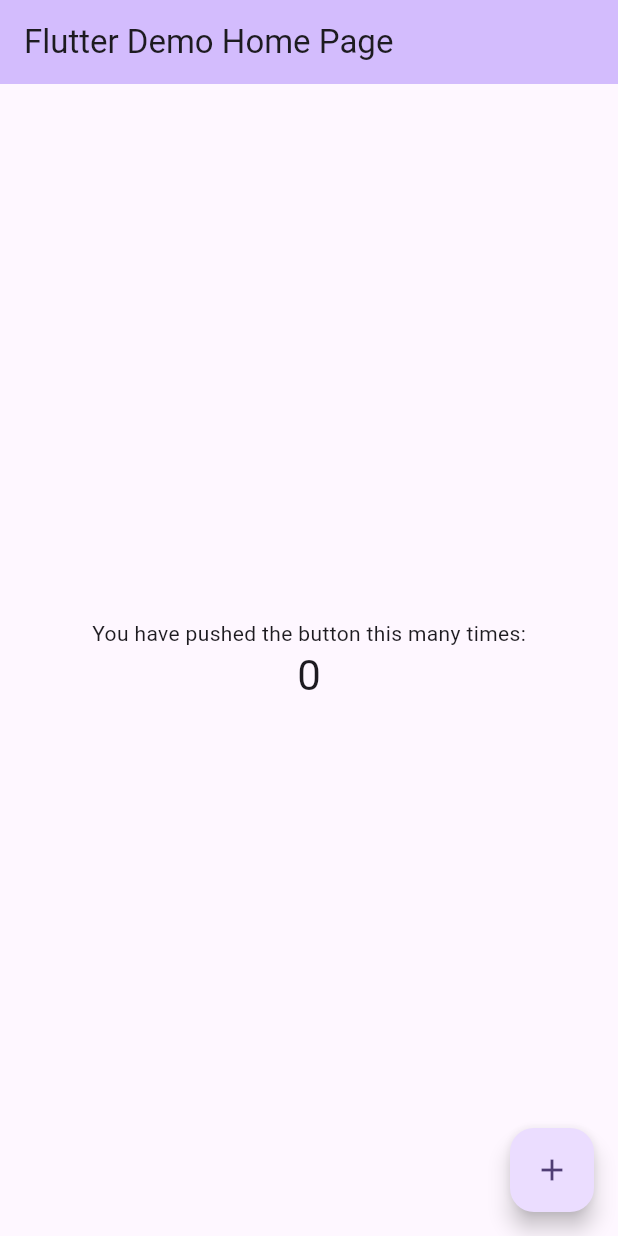
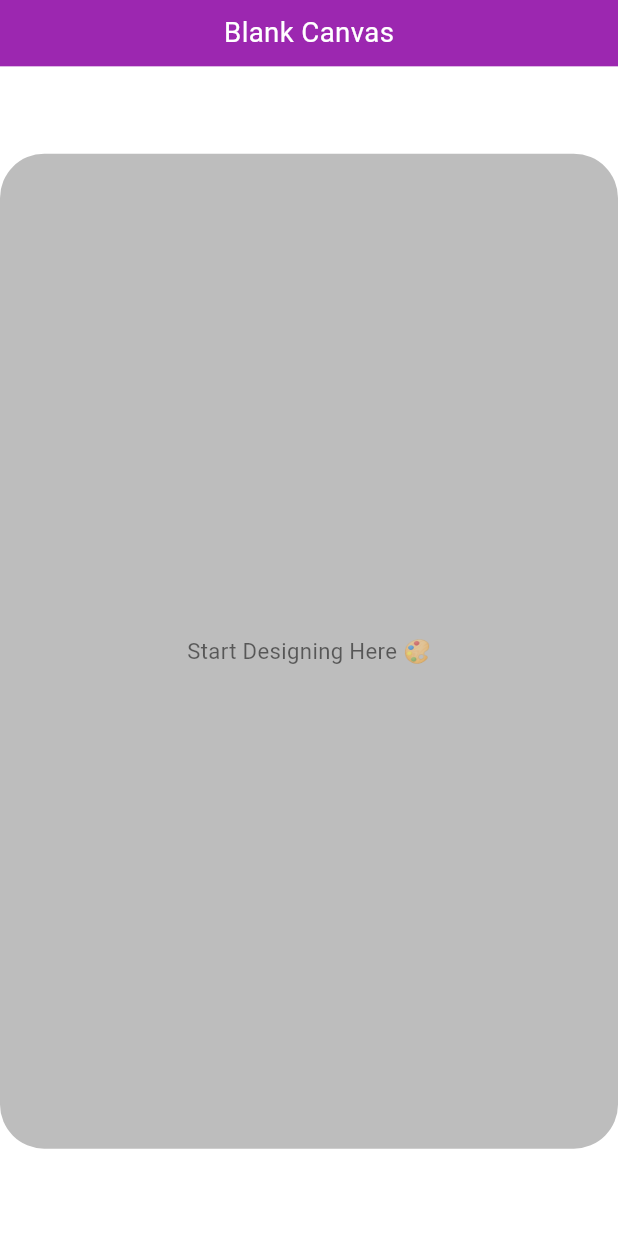
Before and after one commit to nirmaanacodeworks/nirmaana_flutter, a Flutter app: the screen it shows after launch, on a phone screen of 412 x 824 dp. Run offline on Flutter 3.47's test engine with Material 3 defaults, Android fonts, the phone set to English and light mode, and no system bars.

Commit message:
Added new files

```diff
--- /dev/null
+++ b/lib/components/blank_screen.dart
@@ -0,0 +1,59 @@
+import 'package:flutter/material.dart';
+import '../utils/responsive.dart';
+
+/// A blank responsive canvas screen.
+///
+/// - Works as a starting point to design anything.
+/// - Automatically scales with any screen size using diagonal scaling.
+/// - You can pass a [color] to change the canvas background.
+class BlankScreen extends StatelessWidget {
+  final Color color;
+
+  const BlankScreen({
+    super.key,
+    this.color = Colors.white, // default canvas color
+  });
+
+  @override
+  Widget build(BuildContext context) {
+    // Initialize Responsive utility (diagonal-based)
+    Responsive.init(context);
+
+    return Scaffold(
+      backgroundColor: color,
+      appBar: PreferredSize(
+        preferredSize: Size.fromHeight(Responsive.height(48)),
+        child: Container(
+          color: Colors.purple,
+          alignment: Alignment.center,
+          child: Text(
+            "Blank Canvas",
+            style: TextStyle(
+              fontSize: Responsive.safeFontSize(20),
+              color: Colors.white,
+            ),
+          ),
+        ),
+      ),
+
+      body: Center(
+        child: Container(
+          width: Responsive.width(480),
+          height: Responsive.height(720),
+          decoration: BoxDecoration(
+            color: Colors.grey.shade400,
+            borderRadius: BorderRadius.circular(Responsive.radius(32)),
+          ),
+          alignment: Alignment.center,
+          child: Text(
+            "Start Designing Here 🎨",
+            style: TextStyle(
+              fontSize: Responsive.safeFontSize(16),
+              color: Colors.black54,
+            ),
+          ),
+        ),
+      ),
+    );
+  }
+}
--- a/lib/main.dart
+++ b/lib/main.dart
@@ -1,122 +1,22 @@
 import 'package:flutter/material.dart';
+import '../screens/test_screen.dart';
 
 void main() {
   runApp(const MyApp());
 }
 
+/// Root widget of the app.
+/// Starts with [TestScreen] to demo responsive.dart features.
 class MyApp extends StatelessWidget {
   const MyApp({super.key});
 
-  // This widget is the root of your application.
   @override
   Widget build(BuildContext context) {
     return MaterialApp(
-      title: 'Flutter Demo',
-      theme: ThemeData(
-        // This is the theme of your application.
-        //
-        // TRY THIS: Try running your application with "flutter run". You'll see
-        // the application has a purple toolbar. Then, without quitting the app,
-        // try changing the seedColor in the colorScheme below to Colors.green
-        // and then invoke "hot reload" (save your changes or press the "hot
-        // reload" button in a Flutter-supported IDE, or press "r" if you used
-        // the command line to start the app).
-        //
-        // Notice that the counter didn't reset back to zero; the application
-        // state is not lost during the reload. To reset the state, use hot
-        // restart instead.
-        //
-        // This works for code too, not just values: Most code changes can be
-        // tested with just a hot reload.
-        colorScheme: ColorScheme.fromSeed(seedColor: Colors.deepPurple),
-      ),
-      home: const MyHomePage(title: 'Flutter Demo Home Page'),
+      title: 'Responsive Demo',
+      debugShowCheckedModeBanner: false,
+      theme: ThemeData(primarySwatch: Colors.blue),
+      home: const TestScreen(),
     );
   }
 }
-
-class MyHomePage extends StatefulWidget {
-  const MyHomePage({super.key, required this.title});
-
-  // This widget is the home page of your application. It is stateful, meaning
-  // that it has a State object (defined below) that contains fields that affect
-  // how it looks.
-
-  // This class is the configuration for the state. It holds the values (in this
-  // case the title) provided by the parent (in this case the App widget) and
-  // used by the build method of the State. Fields in a Widget subclass are
-  // always marked "final".
-
-  final String title;
-
-  @override
-  State<MyHomePage> createState() => _MyHomePageState();
-}
-
-class _MyHomePageState extends State<MyHomePage> {
-  int _counter = 0;
-
-  void _incrementCounter() {
-    setState(() {
-      // This call to setState tells the Flutter framework that something has
-      // changed in this State, which causes it to rerun the build method below
-      // so that the display can reflect the updated values. If we changed
-      // _counter without calling setState(), then the build method would not be
-      // called again, and so nothing would appear to happen.
-      _counter++;
-    });
-  }
-
-  @override
-  Widget build(BuildContext context) {
-    // This method is rerun every time setState is called, for instance as done
-    // by the _incrementCounter method above.
-    //
-    // The Flutter framework has been optimized to make rerunning build methods
-    // fast, so that you can just rebuild anything that needs updating rather
-    // than having to individually change instances of widgets.
-    return Scaffold(
-      appBar: AppBar(
-        // TRY THIS: Try changing the color here to a specific color (to
-        // Colors.amber, perhaps?) and trigger a hot reload to see the AppBar
-        // change color while the other colors stay the same.
-        backgroundColor: Theme.of(context).colorScheme.inversePrimary,
-        // Here we take the value from the MyHomePage object that was created by
-        // the App.build method, and use it to set our appbar title.
-        title: Text(widget.title),
-      ),
-      body: Center(
-        // Center is a layout widget. It takes a single child and positions it
-        // in the middle of the parent.
-        child: Column(
-          // Column is also a layout widget. It takes a list of children and
-          // arranges them vertically. By default, it sizes itself to fit its
-          // children horizontally, and tries to be as tall as its parent.
-          //
-          // Column has various properties to control how it sizes itself and
-          // how it positions its children. Here we use mainAxisAlignment to
-          // center the children vertically; the main axis here is the vertical
-          // axis because Columns are vertical (the cross axis would be
-          // horizontal).
-          //
-          // TRY THIS: Invoke "debug painting" (choose the "Toggle Debug Paint"
-          // action in the IDE, or press "p" in the console), to see the
-          // wireframe for each widget.
-          mainAxisAlignment: MainAxisAlignment.center,
-          children: <Widget>[
-            const Text('You have pushed the button this many times:'),
-            Text(
-              '$_counter',
-              style: Theme.of(context).textTheme.headlineMedium,
-            ),
-          ],
-        ),
-      ),
-      floatingActionButton: FloatingActionButton(
-        onPressed: _incrementCounter,
-        tooltip: 'Increment',
-        child: const Icon(Icons.add),
-      ), // This trailing comma makes auto-formatting nicer for build methods.
-    );
-  }
-}
--- /dev/null
+++ b/lib/screens/test_screen.dart
@@ -0,0 +1,14 @@
+import 'package:flutter/material.dart';
+import '../components/blank_screen.dart';
+
+/// TestScreen now just opens the BlankScreen directly.
+class TestScreen extends StatelessWidget {
+  const TestScreen({super.key});
+
+  @override
+  Widget build(BuildContext context) {
+    return const BlankScreen(
+      color: Colors.white, // 👈 change canvas color here
+    );
+  }
+}
--- /dev/null
+++ b/lib/utils/responsive.dart
@@ -0,0 +1,73 @@
+import 'package:flutter/widgets.dart';
+import 'dart:math' as math;
+
+/// Responsive utility using **pure diagonal scaling**.
+///
+/// 📌 No static reference device.
+/// 📌 All scaling values are computed uniquely for each device.
+/// 📌 Ensures a uniform proportional layout across all screen sizes.
+class Responsive {
+  static late double _scale;
+  static late double _screenWidth;
+  static late double _screenHeight;
+  static late double _diagonal;
+
+  /// Initialize responsiveness using [context].
+  /// Scaling is based directly on the device’s own diagonal.
+  static void init(BuildContext context) {
+    final size = MediaQuery.of(context).size;
+    _screenWidth = size.width;
+    _screenHeight = size.height;
+
+    _diagonal = math.sqrt(
+      _screenWidth * _screenWidth + _screenHeight * _screenHeight,
+    );
+
+    // Scale factor is normalized: diagonal / 1000
+    // (so values stay in a comfortable range across devices)
+    _scale = _diagonal / 1000;
+  }
+
+  // ---------------------------------------------------------------------------
+  // 📏 Dimension Scaling
+  // ---------------------------------------------------------------------------
+
+  static double width(double size) => size * _scale;
+  static double height(double size) => size * _scale;
+
+  static double safeWidth(double size) => width(size).clamp(0, _screenWidth);
+  static double safeHeight(double size) => height(size).clamp(0, _screenHeight);
+
+  // ---------------------------------------------------------------------------
+  // 🔠 Font Scaling
+  // ---------------------------------------------------------------------------
+
+  static double fontSize(double size) => size * _scale;
+
+  static double safeFontSize(
+    double size, {
+    double min = 10.0,
+    double max = 32.0,
+  }) => (size * _scale).clamp(min, max);
+
+  // ---------------------------------------------------------------------------
+  // 📦 Spacing & Radius
+  // ---------------------------------------------------------------------------
+
+  static double margin(double size) => size * _scale;
+  static double padding(double size) => size * _scale;
+  static double radius(double size) => size * _scale;
+}
+
+// -----------------------------------------------------------------------------
+// 🔢 Extension for shorthand usage
+// -----------------------------------------------------------------------------
+
+extension ResponsiveNum on num {
+  /// Uniform diagonal scaling
+  double get rs => this * Responsive._scale;
+
+  /// Scaling with clamps (useful for fonts)
+  double rsClamped({double min = 8, double max = 40}) =>
+      (this * Responsive._scale).clamp(min, max);
+}
```
